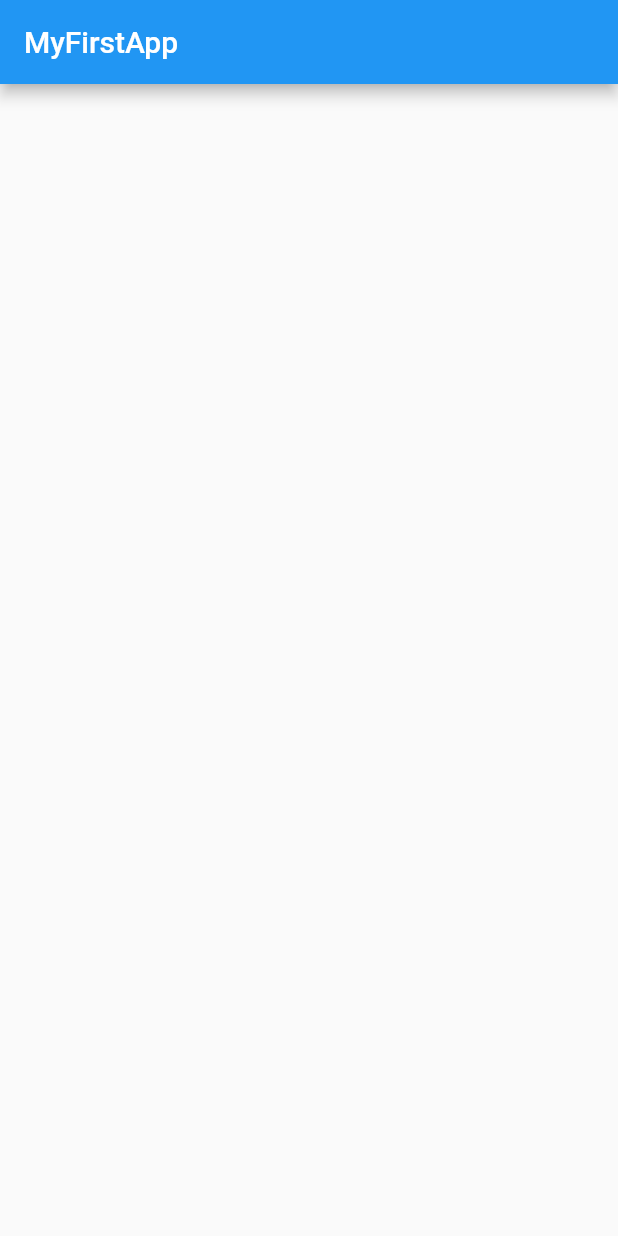
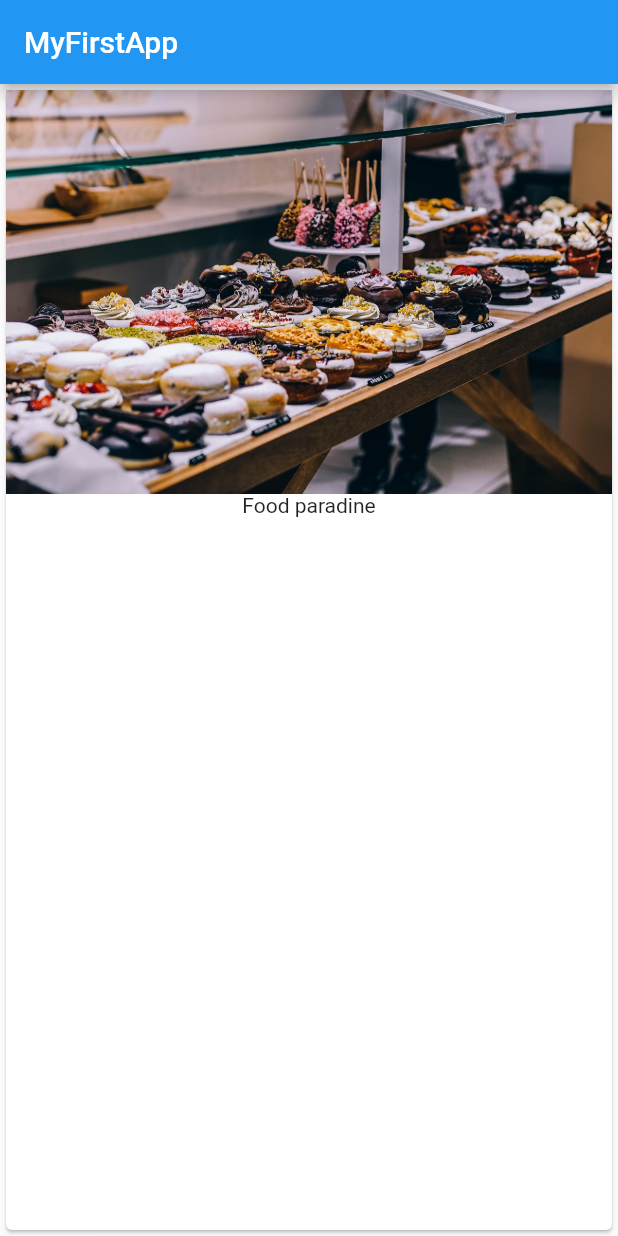
Before and after one commit to bankjirapan/FlutterFirstApp, a Flutter app: the screen it shows after launch, on a phone screen of 412 x 824 dp. Run offline on Flutter 3.47's test engine with Material 2 defaults, Android fonts, the phone set to English and light mode, and no system bars.

Commit message:
[ EDIT ] Add body and img food

```diff
--- a/flutterfirstapp/lib/main.dart
+++ b/flutterfirstapp/lib/main.dart
@@ -12,6 +12,12 @@ class MyFirstApp extends StatelessWidget {
         appBar: AppBar(
           title: Text("MyFirstApp"),
         ),
+        body: Card(child: Column(children: <Widget>[
+          Image.asset('assets/food.jpg'),
+          Text("Food paradine")
+
+        ],),),
+
       ),
     );
   }
```
